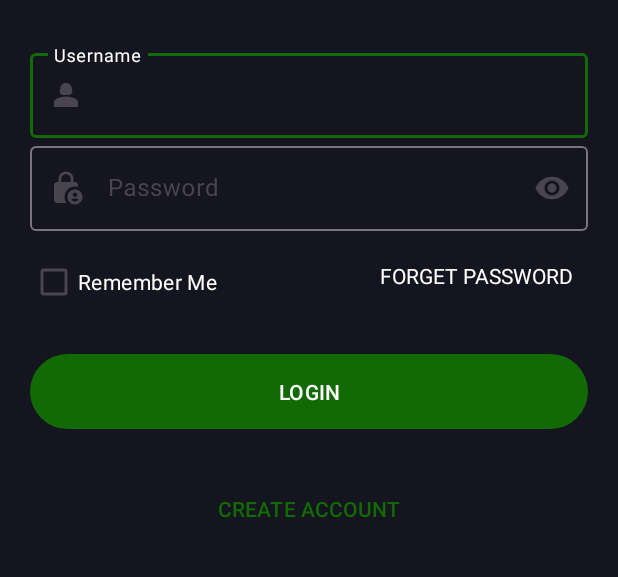
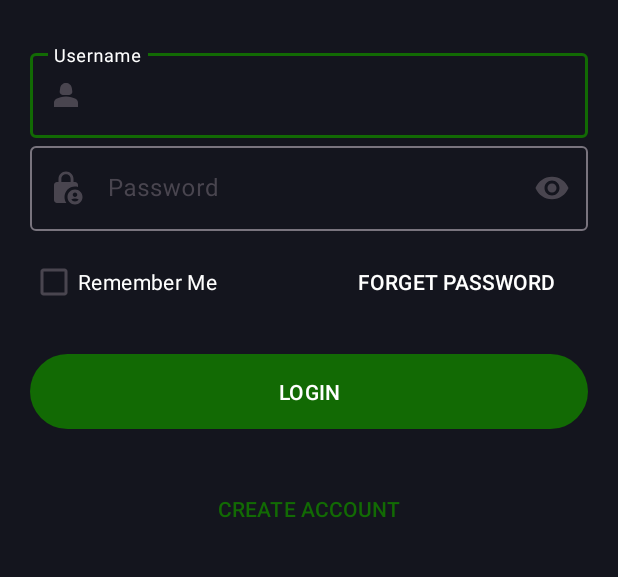
Before and after one commit to lndsilva/PancsApp, an Android app: the screen it shows after launch (LoginActivity), on a phone screen of 412 x 824 dp, the part 375-952 px from its top. Run offline under Robolectric (Android 15) with nearby library versions, the phone set to English and light mode, and no system bars.

```diff
--- a/app/src/main/res/layout/login_layout.xml
+++ b/app/src/main/res/layout/login_layout.xml
@@ -69,13 +69,14 @@
             android:text="@string/remember_me"
             android:textColor="@color/corFonte" />
 
-        <TextView
+        <com.google.android.material.button.MaterialButton
             android:id="@+id/idForgetPassword"
+            style="@style/Widget.Material3.Button.TextButton"
             android:layout_width="wrap_content"
             android:layout_height="wrap_content"
             android:layout_below="@+id/idPassword"
             android:layout_alignParentEnd="true"
-            android:layout_marginTop="20sp"
+            android:layout_marginTop="10sp"
             android:layout_marginEnd="10sp"
             android:text="@string/forget_password"
             android:textAllCaps="true"
```
